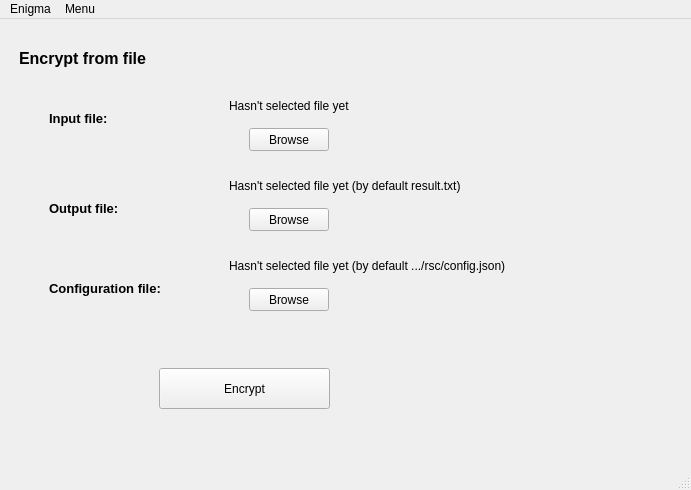
The window that enigma_gui/enigma.ui (Kajotello/enigma-project) describes before a commit, drawn with Qt 5.
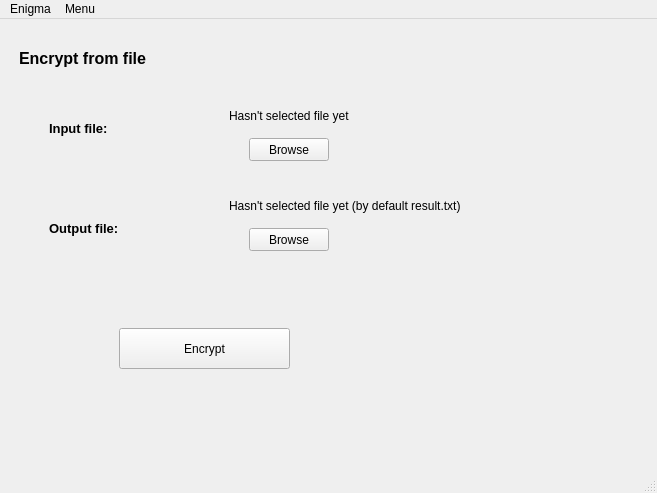
The same window after the commit. The open tabs and pages were chosen to show the change.

Diff of the .ui file:
```diff
--- a/enigma_gui/enigma.ui
+++ b/enigma_gui/enigma.ui
@@ -6,8 +6,8 @@
    <rect>
     <x>0</x>
     <y>0</y>
-    <width>691</width>
-    <height>490</height>
+    <width>657</width>
+    <height>493</height>
    </rect>
   </property>
   <property name="windowTitle">
@@ -295,7 +295,7 @@
         <property name="geometry">
          <rect>
           <x>240</x>
-          <y>100</y>
+          <y>110</y>
           <width>80</width>
           <height>23</height>
          </rect>
@@ -311,7 +311,7 @@
         <property name="geometry">
          <rect>
           <x>220</x>
-          <y>70</y>
+          <y>80</y>
           <width>391</width>
           <height>16</height>
          </rect>
@@ -324,7 +324,7 @@
         <property name="geometry">
          <rect>
           <x>220</x>
-          <y>150</y>
+          <y>170</y>
           <width>391</width>
           <height>16</height>
          </rect>
@@ -337,7 +337,7 @@
         <property name="geometry">
          <rect>
           <x>240</x>
-          <y>180</y>
+          <y>200</y>
           <width>80</width>
           <height>23</height>
          </rect>
@@ -349,40 +349,11 @@
          <string>Ctrl+S</string>
         </property>
        </widget>
-       <widget class="QPushButton" name="brow_config_butt">
-        <property name="geometry">
-         <rect>
-          <x>240</x>
-          <y>260</y>
-          <width>80</width>
-          <height>23</height>
-         </rect>
-        </property>
-        <property name="text">
-         <string>Browse</string>
-        </property>
-        <property name="shortcut">
-         <string>Ctrl+S</string>
-        </property>
-       </widget>
-       <widget class="QLabel" name="config_file_name">
-        <property name="geometry">
-         <rect>
-          <x>220</x>
-          <y>230</y>
-          <width>391</width>
-          <height>16</height>
-         </rect>
-        </property>
-        <property name="text">
-         <string>Hasn't selected file yet (by default .../rsc/config.json)</string>
-        </property>
-       </widget>
        <widget class="QLabel" name="label_7">
         <property name="geometry">
          <rect>
           <x>40</x>
-          <y>70</y>
+          <y>80</y>
           <width>131</width>
           <height>41</height>
          </rect>
@@ -402,7 +373,7 @@
         <property name="geometry">
          <rect>
           <x>40</x>
-          <y>160</y>
+          <y>180</y>
           <width>141</width>
           <height>41</height>
          </rect>
@@ -418,31 +389,11 @@
          <string>Output file:</string>
         </property>
        </widget>
-       <widget class="QLabel" name="label_9">
-        <property name="geometry">
-         <rect>
-          <x>40</x>
-          <y>240</y>
-          <width>161</width>
-          <height>41</height>
-         </rect>
-        </property>
-        <property name="font">
-         <font>
-          <pointsize>10</pointsize>
-          <weight>75</weight>
-          <bold>true</bold>
-         </font>
-        </property>
-        <property name="text">
-         <string>Configuration file:</string>
-        </property>
-       </widget>
        <widget class="QPushButton" name="encrypt_file_button">
         <property name="geometry">
          <rect>
-          <x>150</x>
-          <y>340</y>
+          <x>110</x>
+          <y>300</y>
           <width>171</width>
           <height>41</height>
          </rect>
@@ -1424,7 +1375,7 @@
     <rect>
      <x>0</x>
      <y>0</y>
-     <width>691</width>
+     <width>657</width>
      <height>20</height>
     </rect>
    </property>
```
Left out of the diff: 108 changed lines with no effect on the pictures.
